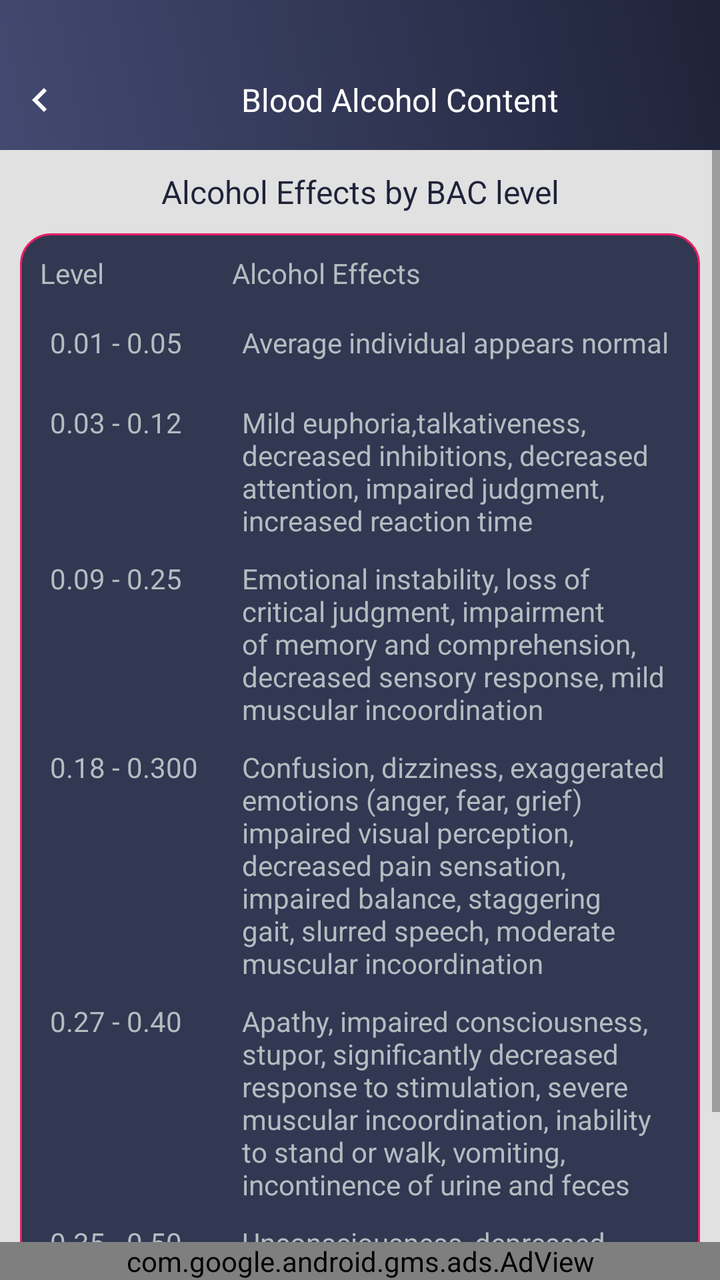
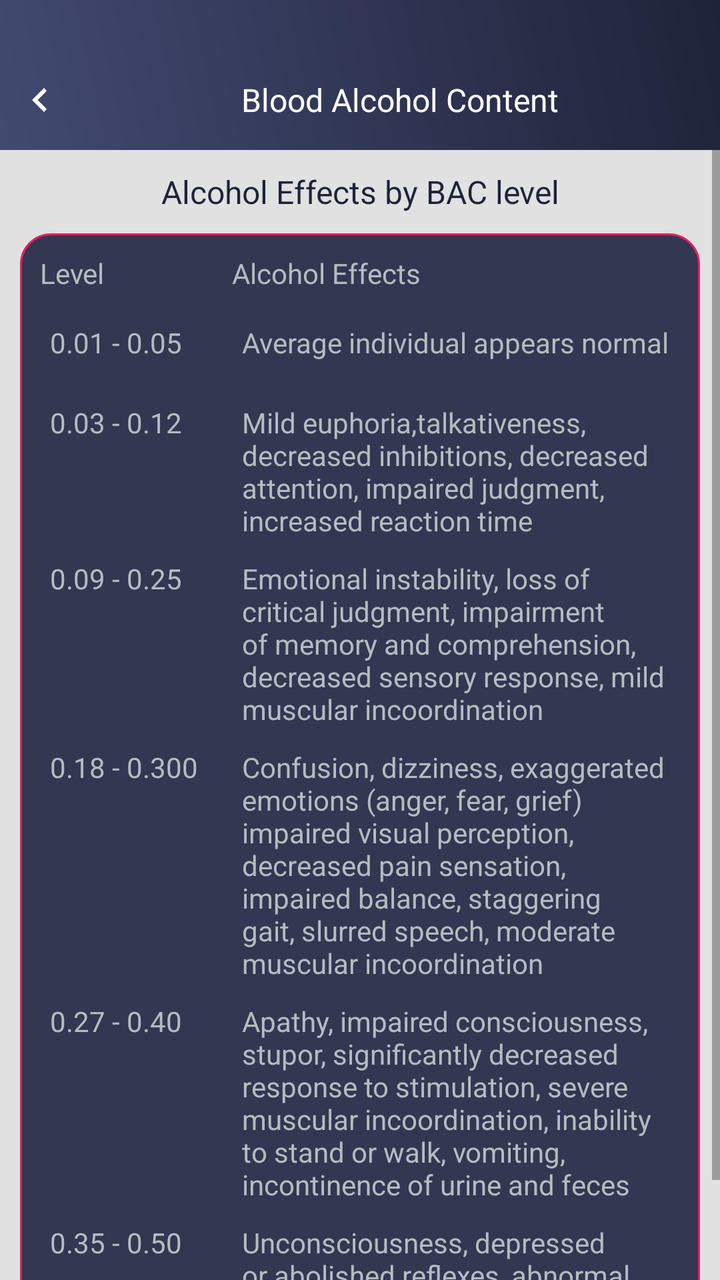

An Android layout rendered at two revisions. The XML below is the earlier revision; the diff shows what the commit changed to produce the second picture.
<!-- AndroidManifest.xml: application theme AppTheme -->
<!-- res/layout/alcohol_chart.xml -->
<?xml version="1.0" encoding="utf-8"?>
<RelativeLayout xmlns:android="http://schemas.android.com/apk/res/android"
    xmlns:aapt="http://schemas.android.com/aapt"
    xmlns:app="http://schemas.android.com/apk/res-auto"
    android:layout_width="match_parent"
    android:layout_height="match_parent"
    android:background="@color/gray_color"
    android:orientation="vertical">
    
    <RelativeLayout
        android:id="@+id/rela1"
        android:background="@drawable/a1_grad"        
        android:layout_width="match_parent"
        android:layout_height="wrap_content">

    <ImageView
        android:id="@+id/iv_back"
        android:layout_width="40dp"
        android:layout_height="40dp"
        android:layout_alignParentLeft="true"
        android:layout_alignParentTop="true"
        android:layout_marginTop="30dp"
        android:padding="8dp"
        android:paddingRight="10dp"
        android:src="@drawable/ic_chevron_left_white_24dp" />

    <TextView
        android:id="@+id/tv_title"
        android:layout_width="match_parent"
        android:layout_height="40dp"
        android:layout_marginTop="30dp"
        android:layout_marginBottom="5dp"
        android:layout_toRightOf="@+id/iv_back"
        android:gravity="center"
        android:text="@string/Blood_Alcohol_Content"
        android:textColor="@color/white"
        android:textSize="@dimen/textsize_16" />
    </RelativeLayout>

    <ScrollView
        
        android:layout_width="match_parent"
        android:layout_height="match_parent"
        android:layout_above="@+id/ad_layout"
        android:layout_below="@+id/rela1">

        <LinearLayout
            android:layout_width="match_parent"
            android:layout_height="wrap_content"
            android:orientation="vertical"
            android:background="#e1e1e1">

            <TextView
                android:id="@+id/tv_alcohol_effects_title"
                android:layout_width="match_parent"
                android:layout_height="wrap_content"
                android:layout_margin="10dp"
                android:gravity="center"
                android:text="@string/Alcohol_Effects_by_BAC_level"
                android:textColor="@color/colorPrimaryDark"
                android:textSize="@dimen/textsize_16" />

            <LinearLayout
                android:layout_width="match_parent"
                android:layout_height="wrap_content"
                android:layout_marginLeft="10dp"
                android:layout_marginRight="10dp"
                android:layout_marginBottom="10dp"
                android:background="@drawable/corner1"
                android:orientation="vertical">

                <LinearLayout
                    android:layout_width="match_parent"
                    android:layout_height="40dp"
                    android:layout_marginLeft="10dp"
                    android:layout_marginRight="10dp"
                    android:orientation="horizontal">

                    <TextView
                        android:id="@+id/tv_alcohol_effects_level"
                        android:layout_width="0dp"
                        android:layout_height="match_parent"
                        android:layout_weight="3"
                        android:gravity="top|bottom|left|right|center_vertical|fill_vertical|center_horizontal|fill_horizontal|center|fill|start|end"
                        android:text="@string/Level"

                        android:textColor="@color/textColor"
                        android:textSize="@dimen/textsize_14" />

                    <TextView
                        android:id="@+id/tv_alcohol_effects"
                        android:layout_width="0dp"
                        android:layout_height="match_parent"
                        android:layout_weight="7"
                        android:gravity="top|bottom|left|right|center_vertical|fill_vertical|center_horizontal|fill_horizontal|center|fill|start|end"
                        android:text="@string/Alcohol_Effects"
                        android:textColor="@color/textColor"
                        android:textSize="@dimen/textsize_14" />
                </LinearLayout>

                <LinearLayout
                    android:layout_width="match_parent"
                    android:layout_height="wrap_content"
                    android:layout_marginLeft="10dp"
                    android:layout_marginRight="10dp"
                    android:minHeight="40dp"
                    android:orientation="horizontal">

                    <TextView
                        android:id="@+id/textview_level1"
                        android:layout_width="0dp"
                        android:layout_height="match_parent"
                        android:layout_weight="3"
                        android:padding="5dp"
                        android:text="0.01 - 0.05"
                        android:textColor="@color/textColor"
                        android:textSize="@dimen/textsize_14" />

                    <TextView
                        android:id="@+id/textview_effect1"
                        android:layout_width="0dp"
                        android:layout_height="match_parent"
                        android:layout_weight="7"
                        android:padding="5dp"
                        android:text="@string/Average_individual_appears_normal"
                        android:textColor="@color/textColor"
                        android:textSize="@dimen/textsize_14" />
                </LinearLayout>

                <LinearLayout
                    android:layout_width="match_parent"
                    android:layout_height="wrap_content"
                    android:layout_marginLeft="10dp"
                    android:layout_marginRight="10dp"
                    android:minHeight="40dp"
                    android:orientation="horizontal">

                    <TextView
                        android:id="@+id/textview_level2"
                        android:layout_width="0dp"
                        android:layout_height="match_parent"
                        android:layout_weight="3"
                        android:padding="5dp"
                        android:text="0.03 - 0.12"
                        android:textColor="@color/textColor"
                        android:textSize="@dimen/textsize_14" />

                    <TextView
                        android:id="@+id/textview_effect2"
                        android:layout_width="0dp"
                        android:layout_height="wrap_content"
                        android:layout_weight="7"
                        android:padding="5dp"
                        android:text="@string/Mild_euphoria"
                        android:textColor="@color/textColor"
                        android:textSize="@dimen/textsize_14" />
                </LinearLayout>

                <LinearLayout
                    android:layout_width="match_parent"
                    android:layout_height="wrap_content"
                    android:layout_marginLeft="10dp"
                    android:layout_marginRight="10dp"
                    android:minHeight="40dp"
                    android:orientation="horizontal">

                    <TextView
                        android:id="@+id/textview_level3"
                        android:layout_width="0dp"
                        android:layout_height="match_parent"
                        android:layout_weight="3"
                        android:padding="5dp"
                        android:text="0.09 - 0.25"
                        android:textColor="@color/textColor"
                        android:textSize="@dimen/textsize_14" />

                    <TextView
                        android:id="@+id/textview_effect3"
                        android:layout_width="0dp"
                        android:layout_height="wrap_content"
                        android:layout_weight="7"
                        android:padding="5dp"
                        android:text="@string/Emotional_instability"
                        android:textColor="@color/textColor"
                        android:textSize="@dimen/textsize_14" />
                </LinearLayout>

                <LinearLayout
                    android:layout_width="match_parent"
                    android:layout_height="wrap_content"
                    android:layout_marginLeft="10dp"
                    android:layout_marginRight="10dp"
                    android:minHeight="40dp"
                    android:orientation="horizontal">

                    <TextView
                        android:id="@+id/textview_level4"
                        android:layout_width="0dp"
                        android:layout_height="match_parent"
                        android:layout_weight="3"
                        android:padding="5dp"
                        android:text="0.18 - 0.300"
                        android:textColor="@color/textColor"
                        android:textSize="@dimen/textsize_14" />

                    <TextView
                        android:id="@+id/textview_effect4"
                        android:layout_width="0dp"
                        android:layout_height="wrap_content"
                        android:layout_weight="7"
                        android:padding="5dp"
                        android:text="@string/Confusion_dizziness"
                        android:textColor="@color/textColor"
                        android:textSize="@dimen/textsize_14" />
                </LinearLayout>

                <LinearLayout
                    android:layout_width="match_parent"
                    android:layout_height="wrap_content"
                    android:layout_marginLeft="10dp"
                    android:layout_marginRight="10dp"
                    android:minHeight="40dp"
                    android:orientation="horizontal">

                    <TextView
                        android:id="@+id/textview_level5"
                        android:layout_width="0dp"
                        android:layout_height="match_parent"
                        android:layout_weight="3"
                        android:padding="5dp"
                        android:text="0.27 - 0.40"
                        android:textColor="@color/textColor"
                        android:textSize="@dimen/textsize_14" />

                    <TextView
                        android:id="@+id/textview_effect5"
                        android:layout_width="0dp"
                        android:layout_height="wrap_content"
                        android:layout_weight="7"
                        android:padding="5dp"
                        android:text="@string/Apathy_impaired"
                        android:textColor="@color/textColor"
                        android:textSize="@dimen/textsize_14" />
                </LinearLayout>

                <LinearLayout
                    android:layout_width="match_parent"
                    android:layout_height="wrap_content"
                    android:layout_marginLeft="10dp"
                    android:layout_marginRight="10dp"
                    android:minHeight="40dp"
                    android:orientation="horizontal">

                    <TextView
                        android:id="@+id/textview_level6"
                        android:layout_width="0dp"
                        android:layout_height="match_parent"
                        android:layout_weight="3"
                        android:padding="5dp"
                        android:text="0.35 - 0.50"
                        android:textColor="@color/textColor"
                        android:textSize="@dimen/textsize_14" />

                    <TextView
                        android:id="@+id/textview_effect6"
                        android:layout_width="0dp"
                        android:layout_height="wrap_content"
                        android:layout_weight="7"
                        android:padding="5dp"
                        android:text="@string/Unconsciousness"
                        android:textColor="@color/textColor"
                        android:textSize="@dimen/textsize_14" />
                </LinearLayout>
            </LinearLayout>
        </LinearLayout>
    </ScrollView>

    <include
        android:id="@+id/ad_layout"
        layout="@layout/native_ad"
        android:layout_width="match_parent"
        android:layout_height="wrap_content"
        android:layout_alignParentBottom="true"
        android:layout_gravity="top|center_vertical|center_horizontal|center" />
</RelativeLayout>
<!-- res/layout/native_ad.xml (included above) -->
<?xml version="1.0" encoding="utf-8"?>
<LinearLayout xmlns:android="http://schemas.android.com/apk/res/android"
    xmlns:aapt="http://schemas.android.com/aapt"
    xmlns:app="http://schemas.android.com/apk/res-auto"
    android:layout_width="match_parent"
    android:layout_height="wrap_content"
    android:orientation="vertical">

    <com.google.android.gms.ads.AdView
        android:id="@+id/adView"
        android:layout_width="match_parent"
        android:layout_height="wrap_content"
        android:layout_above="@+id/ll_footer_menu"
        app:adSize="BANNER"
        app:adUnitId="@string/banner_ad_three" />
</LinearLayout>
<!-- resources referenced by this layout -->
<resources>
  <color name="colorPrimaryDark">#1F2339</color>
  <color name="gray_color">#E6E6E6</color>
  <color name="textColor">#ffb4bcc0</color>
  <color name="white">#ffffff</color>
  <dimen name="textsize_14">14sp</dimen>
  <dimen name="textsize_16">16sp</dimen>
  <!-- drawable a1_grad (drawable) -->
  <?xml version="1.0" encoding="utf-8"?>
  <shape xmlns:android="http://schemas.android.com/apk/res/android">
      <gradient
          android:angle="225"
          android:endColor="#434A71"
          android:startColor="#1F2339" />
  
  
  </shape>
  <!-- drawable corner1 (drawable) -->
  <?xml version="1.0" encoding="utf-8"?>
  <shape xmlns:android="http://schemas.android.com/apk/res/android"
      android:shape="rectangle">
  
  
      <stroke
          android:width="1dp"
          android:color="#E91E63"/>
  
      <corners android:radius="15dp"/>
  
      <solid
          android:color="#323752"/>
  
  </shape>
  <!-- drawable ic_chevron_left_white_24dp (drawable) -->
  <vector android:height="24dp" android:tint="#FFFFFF"
      android:viewportHeight="24" android:viewportWidth="24"
      android:width="24dp" xmlns:android="http://schemas.android.com/apk/res/android">
      <path android:fillColor="@android:color/white" android:pathData="M15.41,7.41L14,6l-6,6 6,6 1.41,-1.41L10.83,12z"/>
  </vector>
  <string name="Alcohol_Effects">Alcohol Effects</string>
  <string name="Alcohol_Effects_by_BAC_level">Alcohol Effects by BAC level</string>
  <string name="Apathy_impaired">Apathy, impaired consciousness, stupor, significantly decreased response to stimulation, severe muscular incoordination, inability to stand or walk, vomiting, incontinence of urine and feces</string>
  <string name="Average_individual_appears_normal">Average individual appears normal</string>
  <string name="Blood_Alcohol_Content">Blood Alcohol Content</string>
  <string name="Confusion_dizziness">Confusion, dizziness, exaggerated emotions (anger, fear, grief) impaired visual perception, decreased pain sensation, impaired balance, staggering gait, slurred speech, moderate muscular incoordination</string>
  <string name="Emotional_instability">Emotional instability, loss of critical judgment, impairment of memory and comprehension, decreased sensory response, mild muscular incoordination</string>
  <string name="Level">Level</string>
  <string name="Mild_euphoria">Mild euphoria,talkativeness, decreased inhibitions, decreased attention, impaired judgment, increased reaction time</string>
  <string name="Unconsciousness">Unconsciousness, depressed or abolished reflexes, abnormal body temperature, coma; possible death from respiratory paralysis</string>
  <string name="banner_ad_three">ca-app-pub-2957577039807154/7696956496</string>
  <style name="AppTheme" parent="Theme.AppCompat.Light.DarkActionBar">
          
          <item name="colorPrimary">@color/colorPrimary</item>
          <item name="colorPrimaryDark">@color/colorPrimaryDark</item>
          <item name="colorAccent">@color/colorAccent</item>
      </style>
  <color name="colorPrimary">#434A71</color>
  <color name="colorAccent">#1F2339</color>
</resources>

<!-- the commit's change to res/layout/alcohol_chart.xml (unified diff, before → after) -->
@@ -275,28 +275,14 @@
         </LinearLayout>
     </ScrollView>
 
-    <include
-        android:id="@+id/ad_layout"
-        layout="@layout/native_ad"
+
+    <LinearLayout
+        android:id="@+id/normal_ad_include"
         android:layout_width="match_parent"
         android:layout_height="wrap_content"
-        android:layout_alignParentBottom="true"
-        android:layout_gravity="top|center_vertical|center_horizontal|center" />
+        android:orientation="vertical"
+        android:gravity="center"
+        android:layout_alignParentBottom="true"/>
+
+ 
 </RelativeLayout>
-<!-- res/layout/native_ad.xml (included above) -->
-<?xml version="1.0" encoding="utf-8"?>
-<LinearLayout xmlns:android="http://schemas.android.com/apk/res/android"
-    xmlns:aapt="http://schemas.android.com/aapt"
-    xmlns:app="http://schemas.android.com/apk/res-auto"
-    android:layout_width="match_parent"
-    android:layout_height="wrap_content"
-    android:orientation="vertical">
-
-    <com.google.android.gms.ads.AdView
-        android:id="@+id/adView"
-        android:layout_width="match_parent"
-        android:layout_height="wrap_content"
-        android:layout_above="@+id/ll_footer_menu"
-        app:adSize="BANNER"
-        app:adUnitId="@string/banner_ad_three" />
-</LinearLayout>
<!-- resource entries referenced after the edit -->
@@ -48,7 +48,6 @@
   <string name="Level">Level</string>
   <string name="Mild_euphoria">Mild euphoria,talkativeness, decreased inhibitions, decreased attention, impaired judgment, increased reaction time</string>
   <string name="Unconsciousness">Unconsciousness, depressed or abolished reflexes, abnormal body temperature, coma; possible death from respiratory paralysis</string>
-  <string name="banner_ad_three">ca-app-pub-2957577039807154/7696956496</string>
   <style name="AppTheme" parent="Theme.AppCompat.Light.DarkActionBar">
           
           <item name="colorPrimary">@color/colorPrimary</item>
